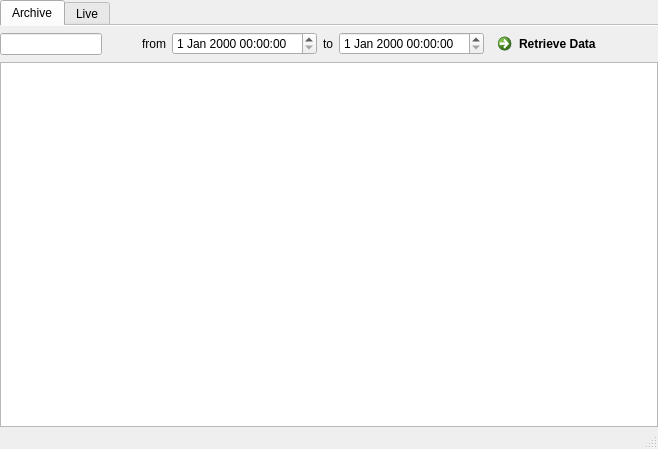
First picture: the form in mainwindow.ui, repository nicobucher/TMInspector, before the edit.
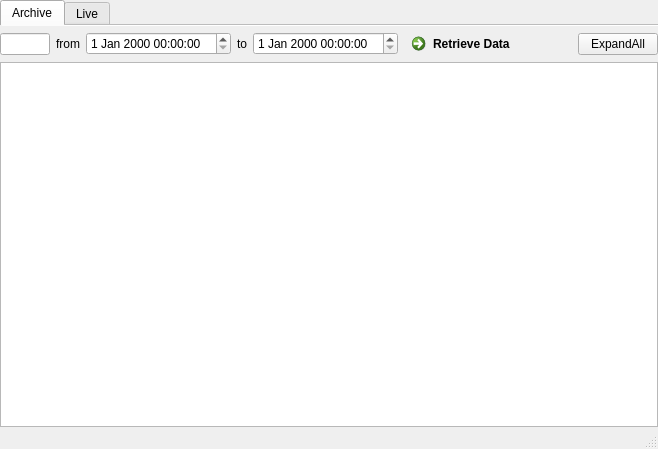
Second picture: the form after the edit. The open tabs and pages were chosen to show the change.

Commit message: added expand button to the main window

The edit to the form file:
```diff
--- a/mainwindow.ui
+++ b/mainwindow.ui
@@ -88,19 +88,6 @@
             </property>
            </widget>
           </item>
-          <item>
-           <spacer name="horizontalSpacer_4">
-            <property name="orientation">
-             <enum>Qt::Horizontal</enum>
-            </property>
-            <property name="sizeHint" stdset="0">
-             <size>
-              <width>40</width>
-              <height>20</height>
-             </size>
-            </property>
-           </spacer>
-          </item>
           <item>
            <widget class="QLabel" name="label">
             <property name="text">
@@ -134,6 +121,13 @@
             </property>
            </widget>
           </item>
+          <item>
+           <widget class="QPushButton" name="pushButton_2">
+            <property name="text">
+             <string>ExpandAll</string>
+            </property>
+           </widget>
+          </item>
          </layout>
         </item>
         <item>
```
Left out of the diff: 18 changed lines with no effect on the pictures. The commit also changes 2 other files.
